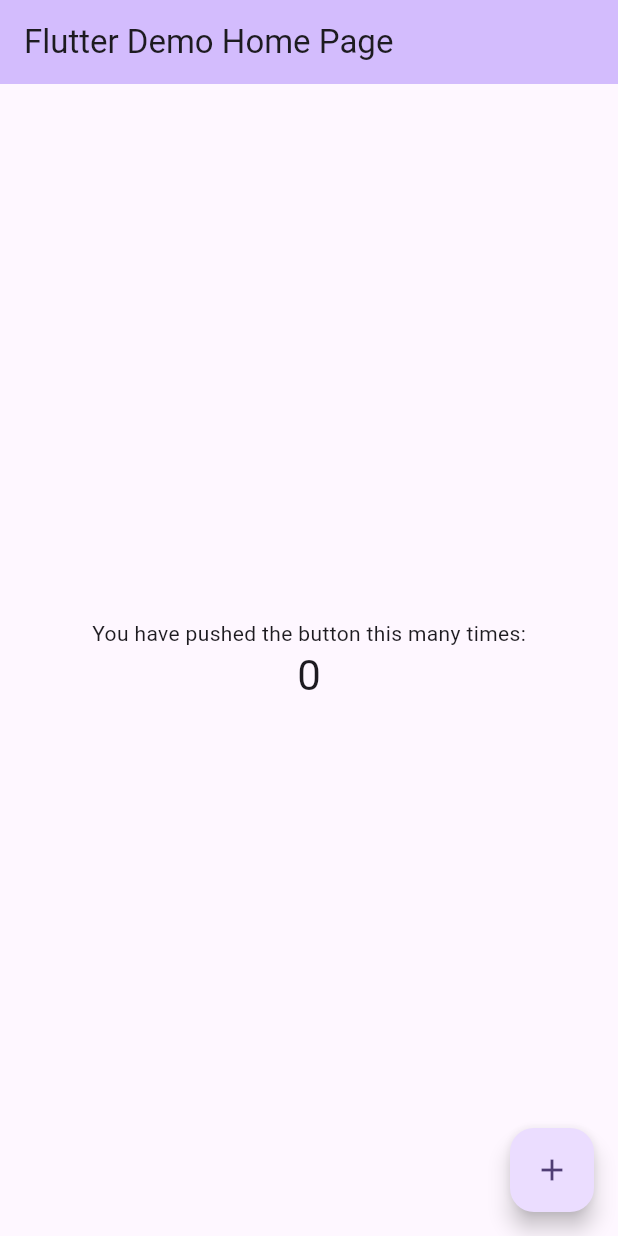
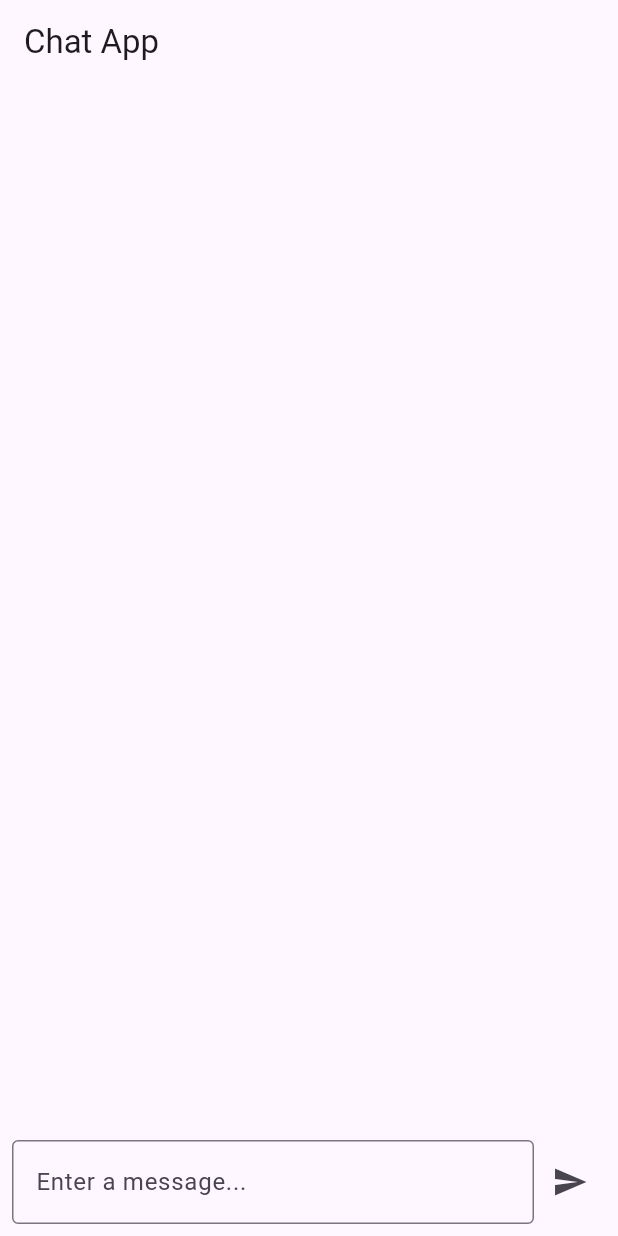
Before and after one commit to Hilary29/chatbot_poc, a Flutter app: the screen it shows after launch, on a phone screen of 412 x 824 dp. Run offline on Flutter 3.47's test engine with Material 3 defaults, Android fonts, the phone set to English and light mode, and no system bars; our stand-ins replace bloc, dio.

Commit message:
Implement chat functionality with BLoC pattern and integrate chat service

```diff
--- /dev/null
+++ b/lib/chat_feature/data/models/message.dart
@@ -0,0 +1,8 @@
+
+
+class Message {
+  final String text;
+  final bool isUser;
+
+  Message({required this.text, required this.isUser});
+}
--- /dev/null
+++ b/lib/chat_feature/presentation/chat_screen.dart
@@ -0,0 +1,116 @@
+import 'dart:async';
+
+import 'package:chat_poc/chat_feature/presentation/chat_bubble.dart';
+import 'package:flutter/material.dart';
+
+class ChatScreen extends StatefulWidget {
+  const ChatScreen({super.key});
+
+  @override
+  State<ChatScreen> createState() => _ChatScreenState();
+}
+
+class _ChatScreenState extends State<ChatScreen> {
+  List<Map<String, dynamic>> _messages = [];
+  TextEditingController _controller = TextEditingController();
+  bool _isTyping = false;
+  ScrollController _scrollController = ScrollController();
+
+  void _sendMessage() {
+    String message = _controller.text.trim();
+    if (message.isEmpty) return;
+
+    setState(() {
+      _messages.add({"message": message, "isSentByMe": true});
+      _isTyping = true;
+    });
+
+    _controller.clear();
+
+    // Scroll to the bottom after sending a message
+    _scrollToBottom();
+
+    // Simulate typing and response delay
+    Timer(Duration(seconds: 2), () {
+      setState(() {
+        _isTyping = false;
+        _messages.add({
+          "message": "Your friend's auto-generated reply",
+          "isSentByMe": false,
+        });
+        // Scroll to the bottom after receiving a new message
+        _scrollToBottom();
+      });
+    });
+  }
+
+  void _scrollToBottom() {
+    WidgetsBinding.instance.addPostFrameCallback((_) {
+      if (_scrollController.hasClients) {
+        _scrollController.animateTo(
+          _scrollController.position.maxScrollExtent,
+          duration: Duration(milliseconds: 300),
+          curve: Curves.easeOut,
+        );
+      }
+    });
+  }
+
+  @override
+  Widget build(BuildContext context) {
+    return Scaffold(
+      appBar: AppBar(title: Text("Chat App")),
+      body: Column(
+        children: [
+          Expanded(
+            child: ListView.builder(
+              controller: _scrollController,
+              itemCount: _messages.length,
+              itemBuilder: (context, index) {
+                return ChatBubble(
+                  message: _messages[index]["message"],
+                  isSentByMe: _messages[index]["isSentByMe"],
+                );
+              },
+            ),
+          ),
+          if (_isTyping)
+            Padding(
+              padding: const EdgeInsets.all(8.0),
+              child: Align(
+                alignment: Alignment.centerLeft,
+                child: Text(
+                  "Your friend is typing...",
+                  style: TextStyle(fontSize: 12, color: Colors.grey),
+                ),
+              ),
+            ),
+          Padding(
+            padding: const EdgeInsets.all(8.0),
+            child: Row(
+              children: [
+                Expanded(
+                  child: TextField(
+                    controller: _controller,
+                    decoration: InputDecoration(
+                      hintText: "Enter a message...",
+                      border: OutlineInputBorder(),
+                    ),
+                    minLines: 1,
+                    maxLines: 5,
+                    keyboardType: TextInputType.multiline,
+                    textInputAction: TextInputAction.newline,
+                  ),
+                ),
+                IconButton(
+                  icon: Icon(Icons.send),
+                  onPressed: _sendMessage,
+                ),
+              ],
+            ),
+          ),
+        ],
+      ),
+    );
+  }
+}
--- a/lib/main.dart
+++ b/lib/main.dart
@@ -1,3 +1,4 @@
+import 'package:chat_poc/chat_feature/presentation/chat_screen.dart';
 import 'package:flutter/material.dart';
 
 void main() {
@@ -11,115 +12,13 @@ class MyApp extends StatelessWidget {
   @override
   Widget build(BuildContext context) {
     return MaterialApp(
-      title: 'Flutter Demo',
+      title: 'chat POC',
+      debugShowCheckedModeBanner: false,
       theme: ThemeData(
-        // This is the theme of your application.
-        //
-        // TRY THIS: Try running your application with "flutter run". You'll see
-        // the application has a purple toolbar. Then, without quitting the app,
-        // try changing the seedColor in the colorScheme below to Colors.green
-        // and then invoke "hot reload" (save your changes or press the "hot
-        // reload" button in a Flutter-supported IDE, or press "r" if you used
-        // the command line to start the app).
-        //
-        // Notice that the counter didn't reset back to zero; the application
-        // state is not lost during the reload. To reset the state, use hot
-        // restart instead.
-        //
-        // This works for code too, not just values: Most code changes can be
-        // tested with just a hot reload.
         colorScheme: ColorScheme.fromSeed(seedColor: Colors.deepPurple),
         useMaterial3: true,
       ),
-      home: const MyHomePage(title: 'Flutter Demo Home Page'),
+      home: const ChatScreen(),
     );
   }
 }
-
-class MyHomePage extends StatefulWidget {
-  const MyHomePage({super.key, required this.title});
-
-  // This widget is the home page of your application. It is stateful, meaning
-  // that it has a State object (defined below) that contains fields that affect
-  // how it looks.
-
-  // This class is the configuration for the state. It holds the values (in this
-  // case the title) provided by the parent (in this case the App widget) and
-  // used by the build method of the State. Fields in a Widget subclass are
-  // always marked "final".
-
-  final String title;
-
-  @override
-  State<MyHomePage> createState() => _MyHomePageState();
-}
-
-class _MyHomePageState extends State<MyHomePage> {
-  int _counter = 0;
-
-  void _incrementCounter() {
-    setState(() {
-      // This call to setState tells the Flutter framework that something has
-      // changed in this State, which causes it to rerun the build method below
-      // so that the display can reflect the updated values. If we changed
-      // _counter without calling setState(), then the build method would not be
-      // called again, and so nothing would appear to happen.
-      _counter++;
-    });
-  }
-
-  @override
-  Widget build(BuildContext context) {
-    // This method is rerun every time setState is called, for instance as done
-    // by the _incrementCounter method above.
-    //
-    // The Flutter framework has been optimized to make rerunning build methods
-    // fast, so that you can just rebuild anything that needs updating rather
-    // than having to individually change instances of widgets.
-    return Scaffold(
-      appBar: AppBar(
-        // TRY THIS: Try changing the color here to a specific color (to
-        // Colors.amber, perhaps?) and trigger a hot reload to see the AppBar
-        // change color while the other colors stay the same.
-        backgroundColor: Theme.of(context).colorScheme.inversePrimary,
-        // Here we take the value from the MyHomePage object that was created by
-        // the App.build method, and use it to set our appbar title.
-        title: Text(widget.title),
-      ),
-      body: Center(
-        // Center is a layout widget. It takes a single child and positions it
-        // in the middle of the parent.
-        child: Column(
-          // Column is also a layout widget. It takes a list of children and
-          // arranges them vertically. By default, it sizes itself to fit its
-          // children horizontally, and tries to be as tall as its parent.
-          //
-          // Column has various properties to control how it sizes itself and
-          // how it positions its children. Here we use mainAxisAlignment to
-          // center the children vertically; the main axis here is the vertical
-          // axis because Columns are vertical (the cross axis would be
-          // horizontal).
-          //
-          // TRY THIS: Invoke "debug painting" (choose the "Toggle Debug Paint"
-          // action in the IDE, or press "p" in the console), to see the
-          // wireframe for each widget.
-          mainAxisAlignment: MainAxisAlignment.center,
-          children: <Widget>[
-            const Text(
-              'You have pushed the button this many times:',
-            ),
-            Text(
-              '$_counter',
-              style: Theme.of(context).textTheme.headlineMedium,
-            ),
-          ],
-        ),
-      ),
-      floatingActionButton: FloatingActionButton(
-        onPressed: _incrementCounter,
-        tooltip: 'Increment',
-        child: const Icon(Icons.add),
-      ), // This trailing comma makes auto-formatting nicer for build methods.
-    );
-  }
-}
--- a/pubspec.yaml
+++ b/pubspec.yaml
@@ -34,6 +34,9 @@ dependencies:
   # The following adds the Cupertino Icons font to your application.
   # Use with the CupertinoIcons class for iOS style icons.
   cupertino_icons: ^1.0.8
+  equatable: ^2.0.3
+  dio: ^5.3.2
+  bloc: ^8.1.0
 
 dev_dependencies:
   flutter_test:
```
Also changed, not shown: lib/chat_feature/business_logic/chat_bloc.dart (added, +31 -0 lines), lib/chat_feature/business_logic/chat_event.dart (added, +10 -0 lines), lib/chat_feature/business_logic/chat_state.dart (added, +21 -0 lines), lib/chat_feature/data/models/chat_request.dart (added, +22 -0 lines), lib/chat_feature/data/models/chat_response.dart (added, +25 -0 lines), lib/chat_feature/data/repositories/chat_repository.dart (added, +15 -0 lines), lib/chat_feature/data/services/chat_service.dart (added, +16 -0 lines), lib/chat_feature/presentation/chat_bubble.dart (added, +42 -0 lines), pubspec.lock.
